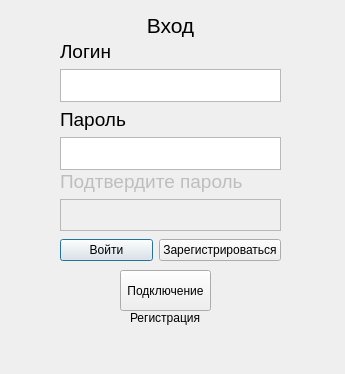
This is Cleint/client/registration.ui in Prophet35208/Messenger as Qt 5 draws it before an edit. The edited form follows.
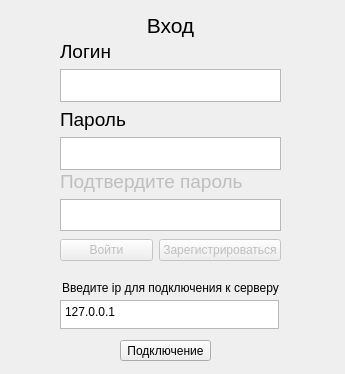
This is the edited form.

```diff
--- a/Cleint/client/registration.ui
+++ b/Cleint/client/registration.ui
@@ -49,6 +49,9 @@
    <layout class="QHBoxLayout" name="horizontalLayout">
     <item>
      <widget class="QPushButton" name="pushButton_signin">
+      <property name="enabled">
+       <bool>false</bool>
+      </property>
       <property name="text">
        <string>Войти</string>
       </property>
@@ -56,6 +59,9 @@
     </item>
     <item>
      <widget class="QPushButton" name="pushButton_register">
+      <property name="enabled">
+       <bool>false</bool>
+      </property>
       <property name="text">
        <string>Зарегистрироваться</string>
       </property>
@@ -67,9 +73,9 @@
    <property name="geometry">
     <rect>
      <x>120</x>
-     <y>270</y>
+     <y>340</y>
      <width>91</width>
-     <height>41</height>
+     <height>21</height>
     </rect>
    </property>
    <property name="text">
@@ -79,14 +85,17 @@
   <widget class="QLabel" name="label_reg_status">
    <property name="geometry">
     <rect>
-     <x>130</x>
-     <y>310</y>
-     <width>151</width>
+     <x>60</x>
+     <y>280</y>
+     <width>221</width>
      <height>16</height>
     </rect>
    </property>
    <property name="text">
-    <string>Регистрация</string>
+    <string>Введите ip для подключения к серверу</string>
+   </property>
+   <property name="alignment">
+    <set>Qt::AlignCenter</set>
    </property>
   </widget>
   <widget class="QWidget" name="verticalLayoutWidget">
@@ -115,7 +124,11 @@
      </widget>
     </item>
     <item>
-     <widget class="QTextEdit" name="text_login"/>
+     <widget class="QTextEdit" name="text_login">
+      <property name="enabled">
+       <bool>true</bool>
+      </property>
+     </widget>
     </item>
     <item>
      <widget class="QLabel" name="label_password">
@@ -133,7 +146,11 @@
      </widget>
     </item>
     <item>
-     <widget class="QTextEdit" name="text_pass"/>
+     <widget class="QTextEdit" name="text_pass">
+      <property name="enabled">
+       <bool>true</bool>
+      </property>
+     </widget>
     </item>
    </layout>
   </widget>
@@ -168,12 +185,47 @@
     <item>
      <widget class="QTextEdit" name="text_pass_confirmation">
       <property name="enabled">
-       <bool>false</bool>
+       <bool>true</bool>
       </property>
      </widget>
     </item>
    </layout>
   </widget>
+  <widget class="QTextEdit" name="text_ip">
+   <property name="geometry">
+    <rect>
+     <x>60</x>
+     <y>300</y>
+     <width>219</width>
+     <height>29</height>
+    </rect>
+   </property>
+   <property name="toolTip">
+    <string/>
+   </property>
+   <property name="statusTip">
+    <string/>
+   </property>
+   <property name="whatsThis">
+    <string/>
+   </property>
+   <property name="accessibleName">
+    <string/>
+   </property>
+   <property name="inputMethodHints">
+    <set>Qt::ImhMultiLine</set>
+   </property>
+   <property name="html">
+    <string>&lt;!DOCTYPE HTML PUBLIC &quot;-//W3C//DTD HTML 4.0//EN&quot; &quot;http://www.w3.org/TR/REC-html40/strict.dtd&quot;&gt;
+&lt;html&gt;&lt;head&gt;&lt;meta name=&quot;qrichtext&quot; content=&quot;1&quot; /&gt;&lt;meta charset=&quot;utf-8&quot; /&gt;&lt;style type=&quot;text/css&quot;&gt;
+p, li { white-space: pre-wrap; }
+hr { height: 1px; border-width: 0; }
+li.unchecked::marker { content: &quot;\2610&quot;; }
+li.checked::marker { content: &quot;\2612&quot;; }
+&lt;/style&gt;&lt;/head&gt;&lt;body style=&quot; font-family:'Segoe UI'; font-size:9pt; font-weight:400; font-style:normal;&quot;&gt;
+&lt;p style=&quot; margin-top:0px; margin-bottom:0px; margin-left:0px; margin-right:0px; -qt-block-indent:0; text-indent:0px;&quot;&gt;127.0.0.1&lt;/p&gt;&lt;/body&gt;&lt;/html&gt;</string>
+   </property>
+  </widget>
  </widget>
  <resources/>
  <connections/>
```
